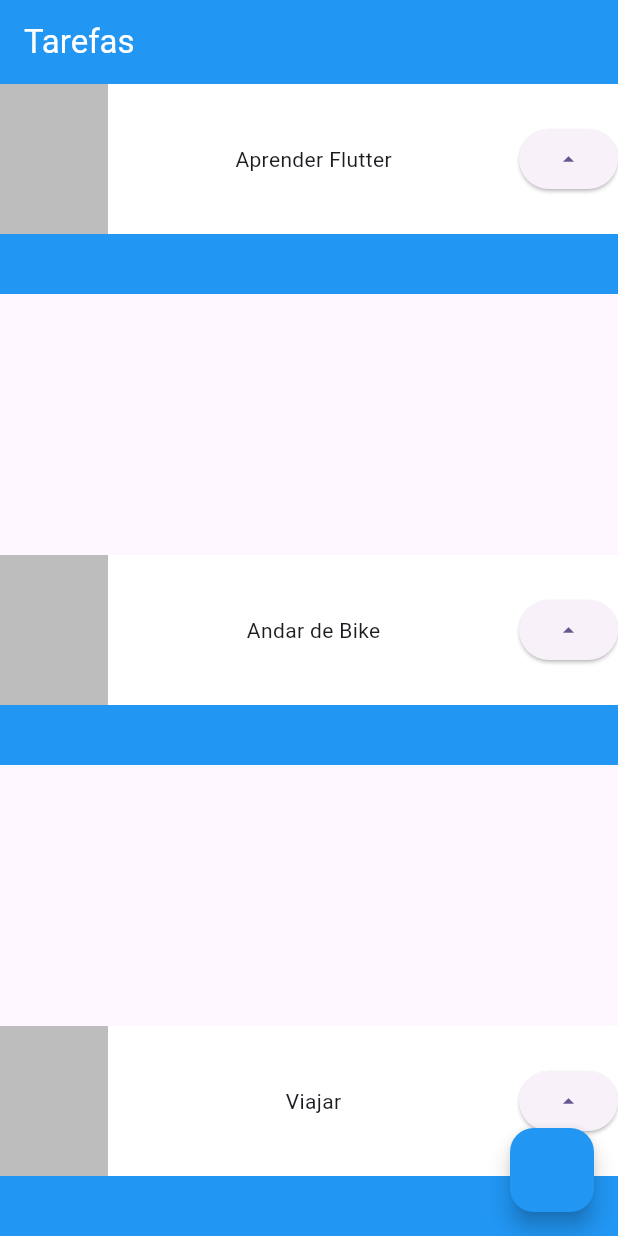
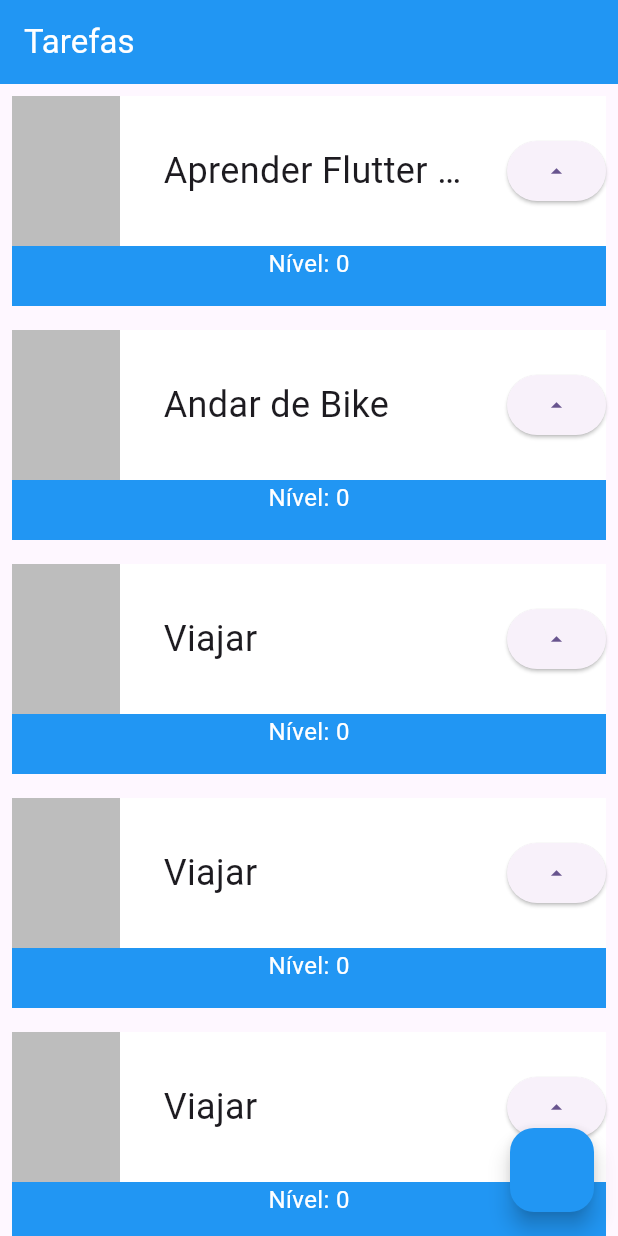
Before and after one commit to eduardobelico/flutest, a Flutter app: the screen it shows after launch, on a phone screen of 412 x 824 dp. Run offline on Flutter 3.47's test engine with Material 2 defaults, Android fonts, the phone set to English and light mode, and no system bars.

Commit message:
Stateful Widget, ListView e Padding.

```diff
--- a/lib/main.dart
+++ b/lib/main.dart
@@ -23,11 +23,14 @@
           ),
           backgroundColor: Colors.blue,
         ),
-        body: Column(
-          mainAxisAlignment: MainAxisAlignment.spaceBetween,
+        body: ListView(
           children: [
-            Task('Aprender Flutter'),
+            Task('Aprender Flutter no café da manhã comendo sucrilhos Kellogs'),
             Task('Andar de Bike'),
+            Task('Viajar'),
+            Task('Viajar'),
+            Task('Viajar'),
+            Task('Viajar'),
             Task('Viajar'),
           ],
         ),
@@ -38,34 +41,65 @@
   }
 }
 
-class Task extends StatelessWidget {
+class Task extends StatefulWidget {
   final String nome;
+
   const Task(this.nome, {super.key});
 
   @override
+  State<Task> createState() => _TaskState();
+}
+
+class _TaskState extends State<Task> {
+  int nivel = 0;
+  @override
   Widget build(BuildContext context) {
-    return Container(
+    return Padding(
+      padding: const EdgeInsets.all(8.0),
+      child: Container(
         child: Stack(
           children: [
             Container(
               color: Colors.blue,
               height: 140,
             ),
+            Column(
+              children: [
                 Container(
                   color: Colors.white,
                   height: 100,
                   child: Row(
                     mainAxisAlignment: MainAxisAlignment.spaceBetween,
                     children: [
-                Container(color: Colors.black26,
+                      Container(
+                        color: Colors.black26,
                         height: 100,
-                  width: 72,),
-                Text(nome),
-                ElevatedButton(onPressed: (){}, child: Icon(Icons.arrow_drop_up))
+                        width: 72,
+                      ),
+                      Container(
+                          width: 200,
+                          child: Text(
+                            widget.nome,
+                            style: TextStyle(
+                                fontSize: 24, overflow: TextOverflow.ellipsis),
+                          )),
+                      ElevatedButton(
+                          onPressed: () {
+                            setState(() {
+                              nivel++;
+                            });
+                            print(nivel);
+                          },
+                          child: Icon(Icons.arrow_drop_up))
                     ],
                   ),
+                ),
+                Text('Nível: $nivel',
+                    style: TextStyle(color: Colors.white, fontSize: 16))
+              ],
             )
           ],
+        ),
       ),
     );
   }
```
Lines whose indentation alone changed are shown as unchanged.
